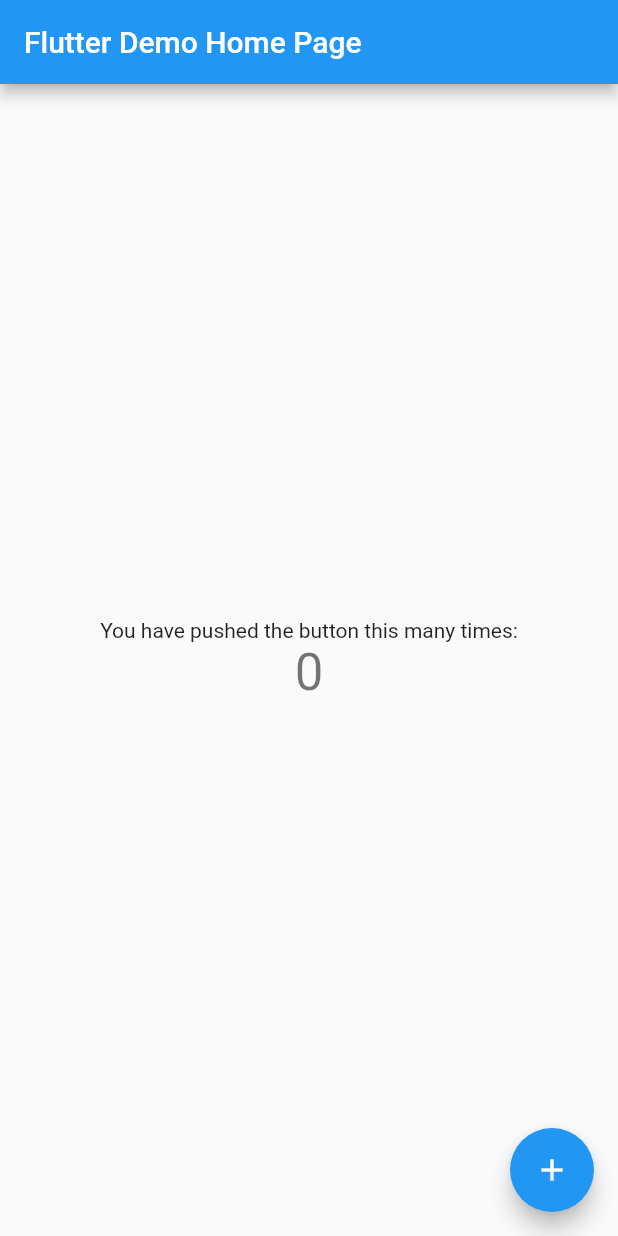
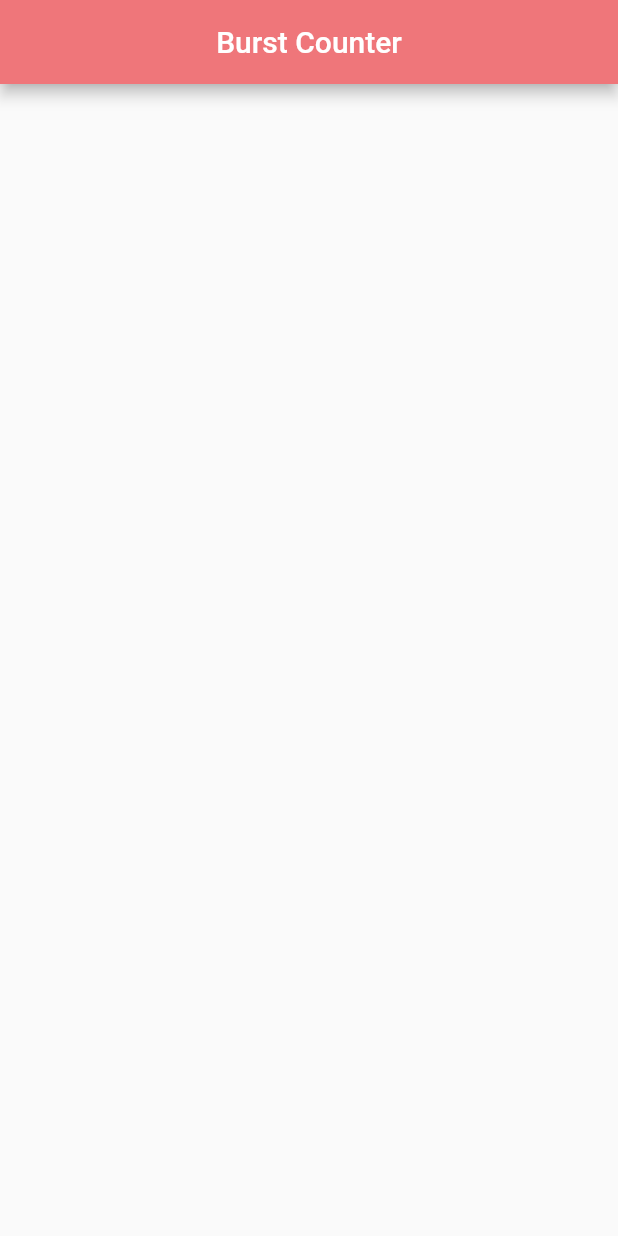
Before and after one commit to aman1210/Flutter-Burst-Counter, a Flutter app: the screen it shows after launch, on a phone screen of 412 x 824 dp. Run offline on Flutter 3.47's test engine with Material 2 defaults, Android fonts, the phone set to English and light mode, and no system bars.

Commit message:
adding list of colors

```diff
--- /dev/null
+++ b/lib/homePage.dart
@@ -0,0 +1,31 @@
+import 'package:flutter/material.dart';
+
+class HomePage extends StatefulWidget {
+  @override
+  _HomePageState createState() => _HomePageState();
+}
+
+class _HomePageState extends State<HomePage> {
+  List<Color> colors = [
+    Color(0xffEF767A),
+    Color(0xff456990),
+    Color(0xff49BEAA),
+    Color(0xff49DCB1),
+    Color(0xffEEB868),
+  ];
+
+  final GlobalKey _boxKey = GlobalKey();
+
+  dynamic counterText = {"count": 1, "color": Color(0xffEF767A)};
+
+  @override
+  Widget build(BuildContext context) {
+    return Scaffold(
+      appBar: AppBar(
+        title: Text('Burst Counter'),
+        centerTitle: true,
+        backgroundColor: counterText['color'],
+      ),
+    );
+  }
+}
--- a/lib/main.dart
+++ b/lib/main.dart
@@ -1,113 +1,20 @@
 import 'package:flutter/material.dart';
+
+import 'homePage.dart';
 
 void main() {
   runApp(MyApp());
 }
 
 class MyApp extends StatelessWidget {
-  // This widget is the root of your application.
   @override
   Widget build(BuildContext context) {
     return MaterialApp(
       title: 'Flutter Demo',
       theme: ThemeData(
-        // This is the theme of your application.
-        //
-        // Try running your application with "flutter run". You'll see the
-        // application has a blue toolbar. Then, without quitting the app, try
-        // changing the primarySwatch below to Colors.green and then invoke
-        // "hot reload" (press "r" in the console where you ran "flutter run",
-        // or simply save your changes to "hot reload" in a Flutter IDE).
-        // Notice that the counter didn't reset back to zero; the application
-        // is not restarted.
         primarySwatch: Colors.blue,
       ),
-      home: MyHomePage(title: 'Flutter Demo Home Page'),
+      home: HomePage(),
     );
   }
 }
-
-class MyHomePage extends StatefulWidget {
-  MyHomePage({Key key, this.title}) : super(key: key);
-
-  // This widget is the home page of your application. It is stateful, meaning
-  // that it has a State object (defined below) that contains fields that affect
-  // how it looks.
-
-  // This class is the configuration for the state. It holds the values (in this
-  // case the title) provided by the parent (in this case the App widget) and
-  // used by the build method of the State. Fields in a Widget subclass are
-  // always marked "final".
-
-  final String title;
-
-  @override
-  _MyHomePageState createState() => _MyHomePageState();
-}
-
-class _MyHomePageState extends State<MyHomePage> {
-  int _counter = 0;
-
-  void _incrementCounter() {
-    setState(() {
-      // This call to setState tells the Flutter framework that something has
-      // changed in this State, which causes it to rerun the build method below
-      // so that the display can reflect the updated values. If we changed
-      // _counter without calling setState(), then the build method would not be
-      // called again, and so nothing would appear to happen.
-      _counter++;
-    });
-  }
-
-  @override
-  Widget build(BuildContext context) {
-    // This method is rerun every time setState is called, for instance as done
-    // by the _incrementCounter method above.
-    //
-    // The Flutter framework has been optimized to make rerunning build methods
-    // fast, so that you can just rebuild anything that needs updating rather
-    // than having to individually change instances of widgets.
-    return Scaffold(
-      appBar: AppBar(
-        // Here we take the value from the MyHomePage object that was created by
-        // the App.build method, and use it to set our appbar title.
-        title: Text(widget.title),
-      ),
-      body: Center(
-        // Center is a layout widget. It takes a single child and positions it
-        // in the middle of the parent.
-        child: Column(
-          // Column is also a layout widget. It takes a list of children and
-          // arranges them vertically. By default, it sizes itself to fit its
-          // children horizontally, and tries to be as tall as its parent.
-          //
-          // Invoke "debug painting" (press "p" in the console, choose the
-          // "Toggle Debug Paint" action from the Flutter Inspector in Android
-          // Studio, or the "Toggle Debug Paint" command in Visual Studio Code)
-          // to see the wireframe for each widget.
-          //
-          // Column has various properties to control how it sizes itself and
-          // how it positions its children. Here we use mainAxisAlignment to
-          // center the children vertically; the main axis here is the vertical
-          // axis because Columns are vertical (the cross axis would be
-          // horizontal).
-          mainAxisAlignment: MainAxisAlignment.center,
-          children: <Widget>[
-            Text(
-              'You have pushed the button this many times:',
-            ),
-            Text(
-              '$_counter',
-              style: Theme.of(context).textTheme.headline4,
-            ),
-          ],
-        ),
-      ),
-      floatingActionButton: FloatingActionButton(
-        onPressed: _incrementCounter,
-        tooltip: 'Increment',
-        child: Icon(Icons.add),
-      ), // This trailing comma makes auto-formatting nicer for build methods.
-    );
-  }
-}
```
